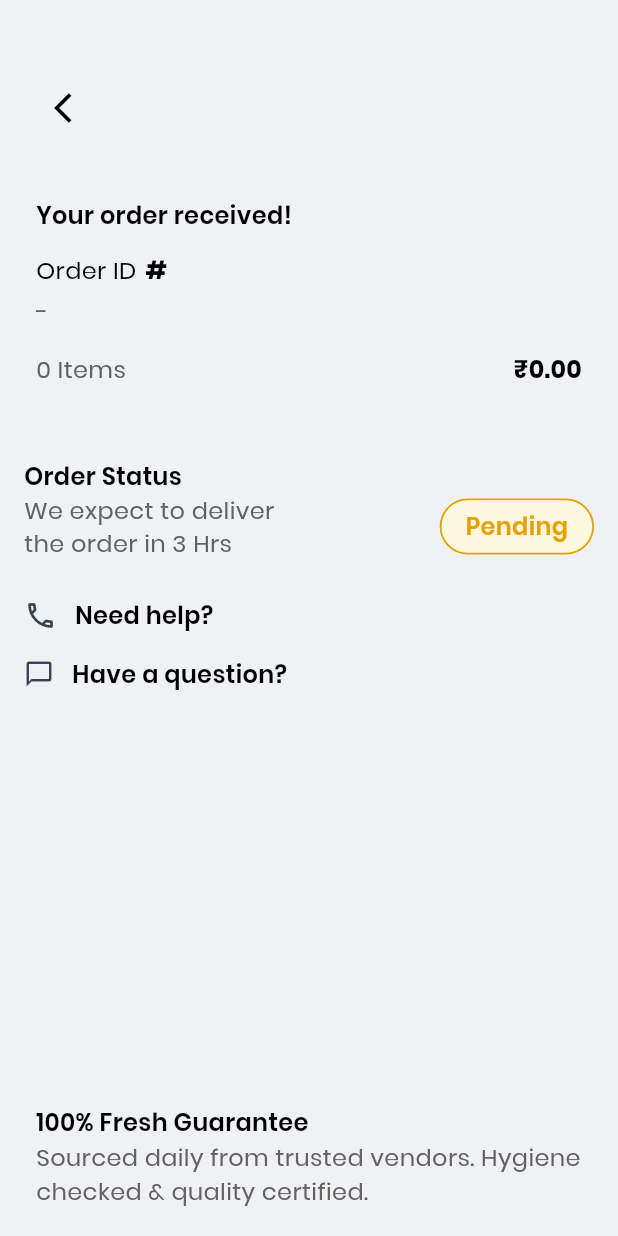
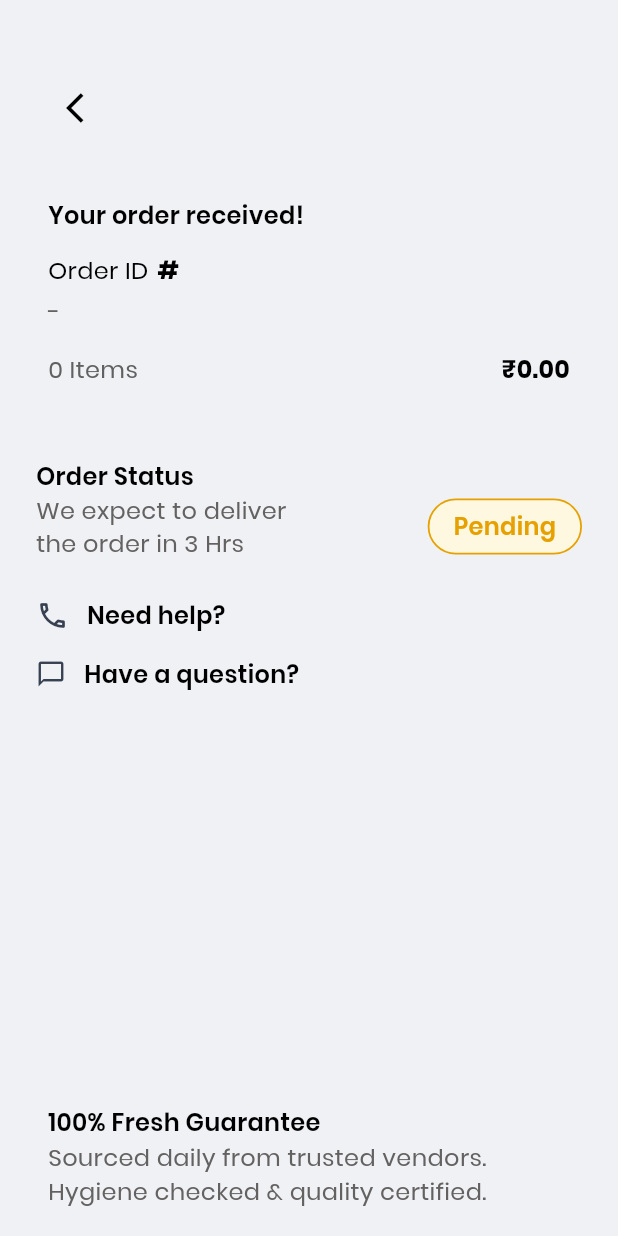
Before and after one commit to Afnanafsal/nexoEShopee, a Flutter app: the OrderDetailsScreen screen opened directly with empty values, on a phone screen of 412 x 824 dp. Run offline on Flutter 3.47's test engine with Material 3 defaults, Android fonts, the phone set to English and light mode, and no system bars; our stand-ins replace cloud_firestore, firebase_auth, firebase_core, flutter_rating_bar, flutter_riverpod, flutter_screenutil and 10 more; missing offline and left inert: enum_to_string, flutter_facebook_auth, razorpay_flutter; accounts and stored records are empty; project files that could hold a hidden picture were left out.

Commit message:
feat: Refactor OrderDetailsScreen layout for improved readability and UI consistency

```diff
--- a/lib/screens/my_orders/order_details_screen.dart
+++ b/lib/screens/my_orders/order_details_screen.dart
@@ -216,7 +216,9 @@ class OrderDetailsScreen extends StatelessWidget {
                       ? (price * order.quantity)
                       : 0.0;
 
-                  return Column(
+                  return Padding(
+                    padding: const EdgeInsets.symmetric(horizontal: 8.0),
+                    child: Column(
                       crossAxisAlignment: CrossAxisAlignment.start,
                       children: [
                         SizedBox(height: 28),
@@ -286,7 +288,8 @@ class OrderDetailsScreen extends StatelessWidget {
                               ),
                               SizedBox(height: 16),
                               Row(
-                              mainAxisAlignment: MainAxisAlignment.spaceBetween,
+                                mainAxisAlignment:
+                                    MainAxisAlignment.spaceBetween,
                                 children: [
                                   Text(
                                     '${order.quantity} Items',
@@ -337,7 +340,8 @@ class OrderDetailsScreen extends StatelessWidget {
                                     ],
                                   ),
                                   child: Row(
-                                  crossAxisAlignment: CrossAxisAlignment.start,
+                                    crossAxisAlignment:
+                                        CrossAxisAlignment.start,
                                     children: [
                                       ClipRRect(
                                         borderRadius: BorderRadius.circular(12),
@@ -375,7 +379,8 @@ class OrderDetailsScreen extends StatelessWidget {
                                                         .split('/')[0]
                                                         .trim(),
                                                     style: TextStyle(
-                                                    fontWeight: FontWeight.w500,
+                                                      fontWeight:
+                                                          FontWeight.w500,
                                                       fontSize: 16,
                                                       color: Colors.black,
                                                     ),
@@ -402,7 +407,9 @@ class OrderDetailsScreen extends StatelessWidget {
                                                   decoration: BoxDecoration(
                                                     color: Colors.grey[200],
                                                     borderRadius:
-                                                      BorderRadius.circular(12),
+                                                        BorderRadius.circular(
+                                                          12,
+                                                        ),
                                                   ),
                                                   child: Text(
                                                     (i + 1).toString().padLeft(
@@ -412,7 +419,8 @@ class OrderDetailsScreen extends StatelessWidget {
                                                     style: TextStyle(
                                                       color: Colors.black,
                                                       fontSize: 16,
-                                                    fontWeight: FontWeight.w500,
+                                                      fontWeight:
+                                                          FontWeight.w500,
                                                     ),
                                                   ),
                                                 ),
@@ -573,6 +581,7 @@ class OrderDetailsScreen extends StatelessWidget {
                           ),
                         ),
                       ],
+                    ),
                   );
                 },
               );
```
Lines whose indentation alone changed are shown as unchanged.
